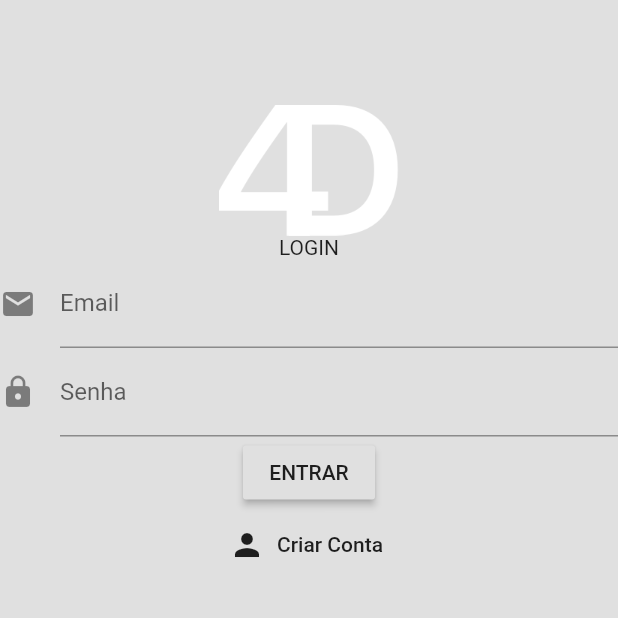
After one commit to NylRJ/QuestionAndAnswer, a Flutter app: the LoiginPage screen opened directly, on a phone screen of 412 x 824 dp, the top half of it. The commit adds this screen. Run offline on Flutter 3.47's test engine with Material 2 defaults, Android fonts, the light colour scheme and no system bars.

Commit message:
add login page

```diff
--- a/lib/domain/entities/entities.dart
+++ b/lib/domain/entities/entities.dart
@@ -1 +1 @@
-export 'account_entity.dart';
+export './account_entity.dart';
--- a/lib/domain/helpers/helpers.dart
+++ b/lib/domain/helpers/helpers.dart
@@ -1 +1 @@
-export 'domain_error.dart';
+export './domain_error.dart';
--- a/lib/infra/http/http.dart
+++ b/lib/infra/http/http.dart
@@ -1 +1 @@
-export 'http_adapter.dart';
+export './http_adapter.dart';
--- /dev/null
+++ b/lib/main/main.dart
@@ -0,0 +1,6 @@
+import 'package:flutter/material.dart';
+import '../ui/components/components.dart';
+
+void main() {
+  runApp(App());
+}
--- /dev/null
+++ b/lib/ui/components/app.dart
@@ -0,0 +1,13 @@
+import 'package:flutter/material.dart';
+import '../pages/pages.dart';
+
+class App extends StatelessWidget {
+  @override
+  Widget build(BuildContext context) {
+    return MaterialApp(
+      title: '4Dev',
+      debugShowCheckedModeBanner: false,
+      home: LoiginPage(),
+    );
+  }
+}
--- /dev/null
+++ b/lib/ui/components/components.dart
@@ -0,0 +1 @@
+export './app.dart';
--- /dev/null
+++ b/lib/ui/pages/login_pages.dart
@@ -0,0 +1,54 @@
+import 'package:flutter/material.dart';
+import 'package:flutter/services.dart';
+
+class LoiginPage extends StatelessWidget {
+  @override
+  Widget build(BuildContext context) {
+    return Scaffold(
+      backgroundColor: Colors.grey[300],
+      body: SingleChildScrollView(
+        child: Column(
+          mainAxisAlignment: MainAxisAlignment.center,
+          children: [
+            SizedBox(
+              height: 70,
+            ),
+            Container(
+              child: Image(
+                image: AssetImage('lib/ui/assets/logo.png'),
+              ),
+            ),
+            Text('Login'.toUpperCase()),
+            Form(
+              child: Column(
+                children: [
+                  TextFormField(
+                    decoration: InputDecoration(
+                        labelText: 'Email', icon: Icon(Icons.email)),
+                    keyboardType: TextInputType.emailAddress,
+                  ),
+                  TextFormField(
+                    decoration: InputDecoration(
+                      labelText: 'Senha',
+                      icon: Icon(Icons.lock),
+                    ),
+                    obscureText: true,
+                  ),
+                  RaisedButton(
+                    onPressed: () {},
+                    child: Text('Entrar'.toUpperCase()),
+                  ),
+                  FlatButton.icon(
+                    onPressed: () {},
+                    icon: Icon(Icons.person),
+                    label: Text('Criar Conta'),
+                  ),
+                ],
+              ),
+            ),
+          ],
+        ),
+      ),
+    );
+  }
+}
--- /dev/null
+++ b/lib/ui/pages/pages.dart
@@ -0,0 +1 @@
+export './login_pages.dart';
```
Also changed, not shown: pubspec.yaml (+3 -8 lines), lib/ui/assets/2.0x/logo.png (added), lib/ui/assets/3.0x/logo.png (added), lib/ui/assets/4.0x/logo.png (added), lib/ui/assets/logo.png (added), 1 other file.
